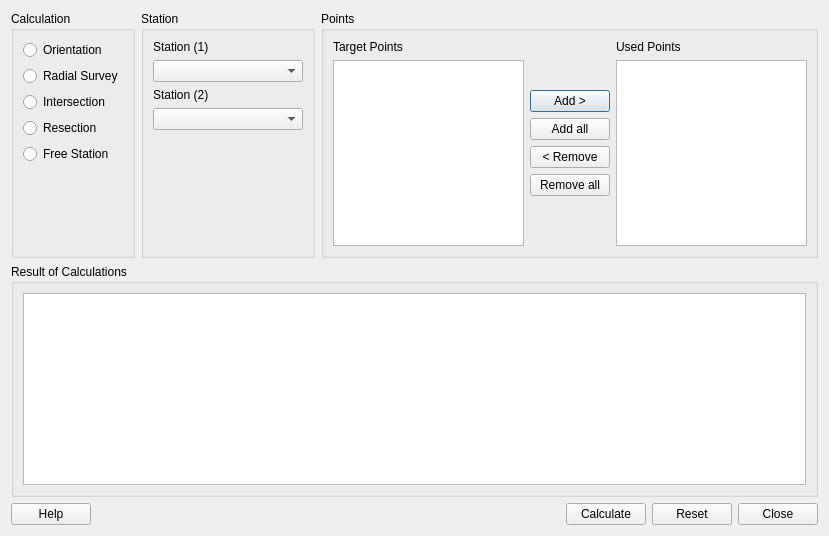
The window that single_calc.ui (GeoSpark/groma) describes before a commit, drawn with Qt 5.
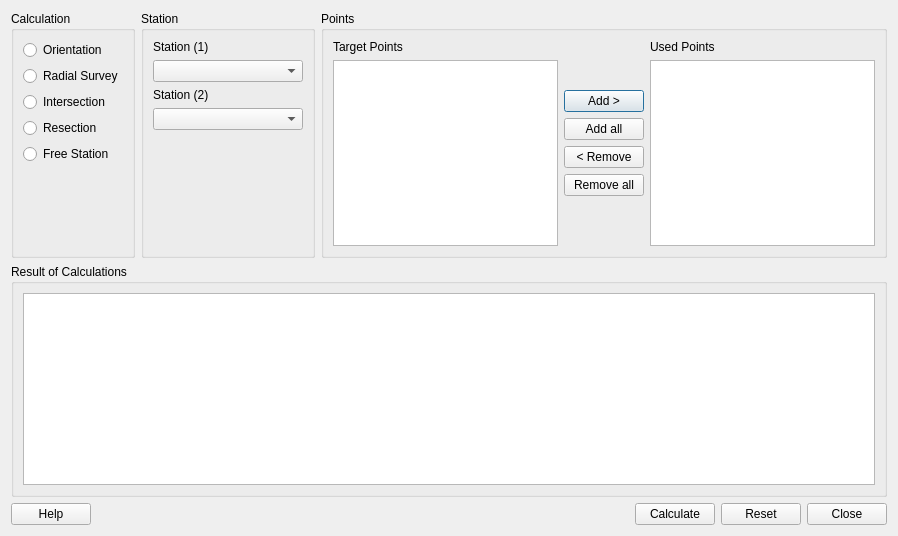
The same window after the commit.

The edit to the form file:
```diff
--- a/single_calc.ui
+++ b/single_calc.ui
@@ -6,7 +6,7 @@
    <rect>
     <x>0</x>
     <y>0</y>
-    <width>829</width>
+    <width>898</width>
     <height>536</height>
    </rect>
   </property>
```
